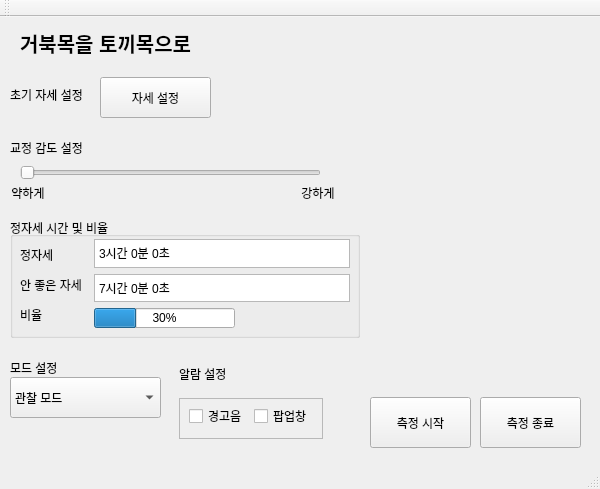
This is iHunch/iHunch/iHunch.ui in eastclo/Prevention_iHunch as Qt 5 draws it before an edit. The edited form follows.
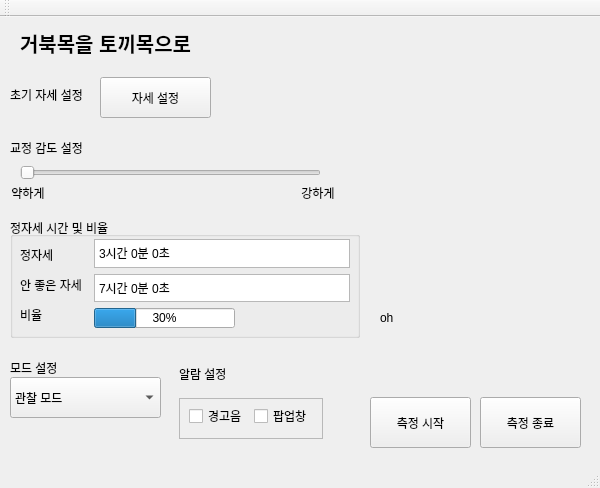
This is the edited form. Icons and pictures are not drawn.

```diff
--- a/iHunch/iHunch/iHunch.ui
+++ b/iHunch/iHunch/iHunch.ui
@@ -7,7 +7,7 @@
     <x>0</x>
     <y>0</y>
     <width>600</width>
-    <height>489</height>
+    <height>488</height>
    </rect>
   </property>
   <property name="minimumSize">
@@ -378,6 +378,19 @@
      </widget>
     </widget>
    </widget>
+   <widget class="QLabel" name="test">
+    <property name="geometry">
+     <rect>
+      <x>380</x>
+      <y>260</y>
+      <width>111</width>
+      <height>81</height>
+     </rect>
+    </property>
+    <property name="text">
+     <string>oh</string>
+    </property>
+   </widget>
   </widget>
   <widget class="QMenuBar" name="menuBar">
    <property name="geometry">
```
Left out of the diff: 34 changed lines with no effect on the pictures.
